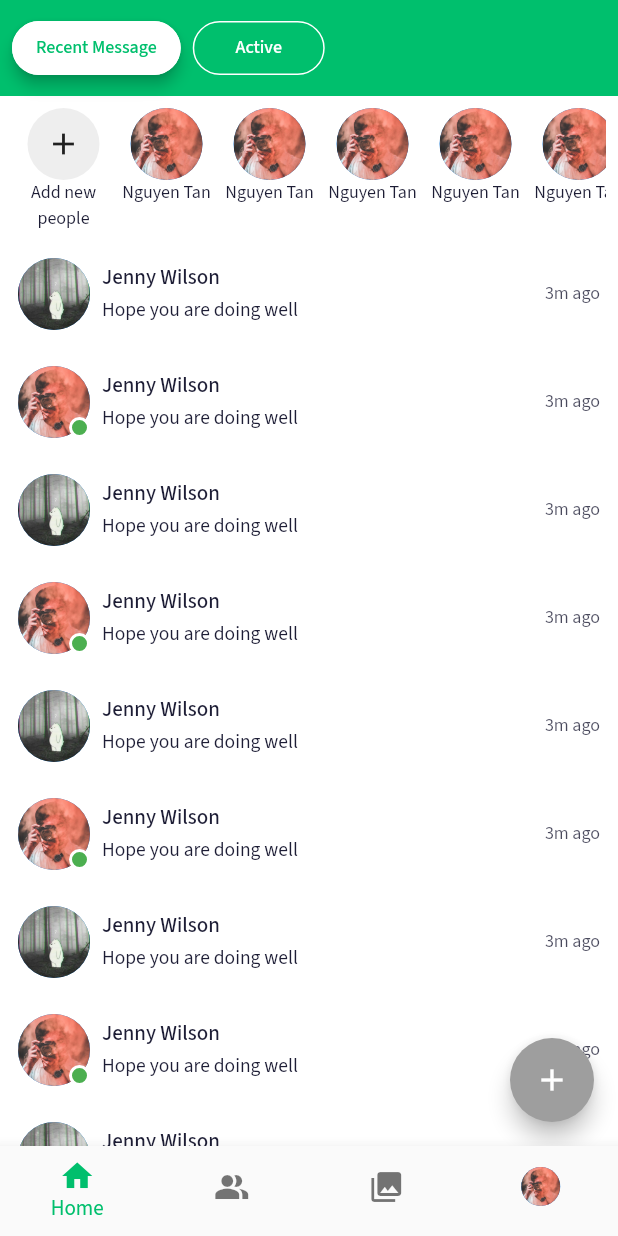
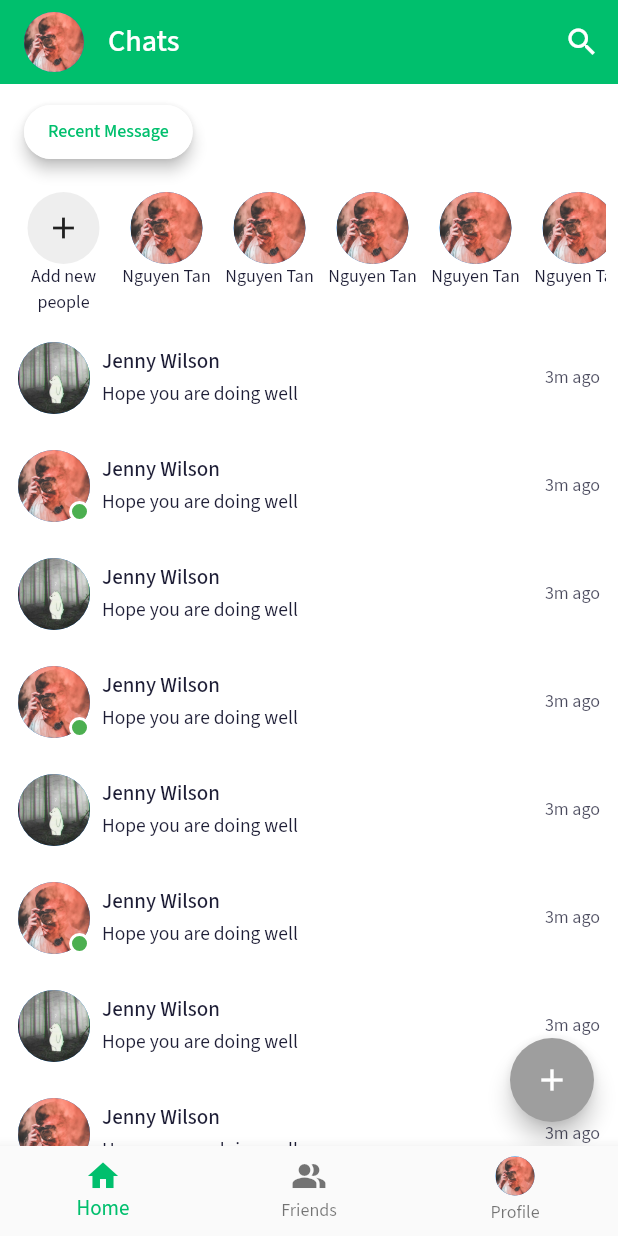
Before and after one commit to nguyentan2808/flutter-messenger-app, a Flutter app: the HomeScreen screen opened directly, on a phone screen of 412 x 824 dp. Run offline on Flutter 3.47's test engine with Material 2 defaults, Android fonts, the phone set to English and light mode, and no system bars; our stand-ins replace device_preview, flutter_svg, get, get_storage, google_fonts, image_picker; missing offline and left inert: custom_pop_up_menu; accounts and stored records are empty.

```diff
--- a/lib/langs/en.dart
+++ b/lib/langs/en.dart
@@ -1,3 +1,4 @@
 const Map<String, String> en = {
   'hello': 'Hello 123',
+  'languages': "Languages",
 };
--- a/lib/langs/vi.dart
+++ b/lib/langs/vi.dart
@@ -1,3 +1,4 @@
 const Map<String, String> vi = {
   'hello': 'Xin chào',
+  'languages': "Ngôn Ngữ",
 };
--- a/lib/screens/conversations/components/app_bar.dart
+++ b/lib/screens/conversations/components/app_bar.dart
@@ -1,4 +1,5 @@
 import 'package:flutter/material.dart';
+import 'package:lab6/constant.dart';
 
 import '../../../components/filled_outline_button.dart';
 
@@ -10,8 +11,9 @@ class CustomAppBar extends StatelessWidget {
   @override
   Widget build(BuildContext context) {
     return Container(
-      padding: const EdgeInsets.all(8),
-      color: Theme.of(context).primaryColor,
+      padding: const EdgeInsets.symmetric(
+          horizontal: kDefaultPadding, vertical: kDefaultPadding / 2),
+      color: Theme.of(context).scaffoldBackgroundColor,
       child: Row(children: [
         FillOutlineButton(press: () {}, text: "Recent Message"),
         const SizedBox(width: 8),
--- a/lib/screens/conversations/conversations.dart
+++ b/lib/screens/conversations/conversations.dart
@@ -1,12 +1,66 @@
+// import 'package:flutter/material.dart';
+// import 'package:get/get.dart';
+// import '../chat_detail/chat_detail_screen.dart';
+// import 'components/search_bar.dart';
+// import 'components/conversation.dart';
+// import 'components/horizontal_list.dart';
+
+// class Conversations extends StatelessWidget {
+//   const Conversations({Key? key}) : super(key: key);
+
+//   void handleOpenChatDetail() {
+//     Get.to(
+//       () => ChatDetailScreen(),
+//       transition: Transition.cupertinoDialog,
+//     );
+//   }
+
+//   @override
+//   Widget build(BuildContext context) {
+//     return Scaffold(
+//       floatingActionButton: FloatingActionButton(
+//         backgroundColor: Theme.of(context).primaryColor,
+//         onPressed: () {},
+//         child: const Icon(
+//           Icons.add,
+//           color: Colors.white,
+//         ),
+//       ),
+//       body: Column(
+//         children: [
+//           // const CustomAppBar(),
+//           Expanded(
+//             child: ListView.builder(
+//               itemCount: 20,
+//               itemBuilder: (context, index) => index == 0
+//                   ? Column(
+//                       children: const [
+//                         SearchBar(),
+//                         HorizontalList(),
+//                       ],
+//                     )
+//                   : Conversation(
+//                       onPress: () => handleOpenChatDetail(),
+//                       index: index,
+//                     ),
+//             ),
+//           )
+//         ],
+//       ),
+//     );
+//   }
+// }
+
 import 'package:flutter/material.dart';
 import 'package:get/get.dart';
 import '../chat_detail/chat_detail_screen.dart';
 import 'components/app_bar.dart';
 import 'components/conversation.dart';
 import 'components/horizontal_list.dart';
+import 'package:image_picker/image_picker.dart';
 
 class Conversations extends StatelessWidget {
-  const Conversations({Key? key}) : super(key: key);
+  Conversations({Key? key}) : super(key: key);
 
   void handleOpenChatDetail() {
     Get.to(
@@ -15,11 +69,18 @@ class Conversations extends StatelessWidget {
     );
   }
 
+  final ImagePicker _picker = ImagePicker();
+
   @override
   Widget build(BuildContext context) {
     return Scaffold(
       floatingActionButton: FloatingActionButton(
-        onPressed: () {},
+        onPressed: () async {
+          final XFile? image =
+              await _picker.pickImage(source: ImageSource.gallery);
+
+          debugPrint(image?.path.toString());
+        },
         child: const Icon(
           Icons.add,
           color: Colors.white,
--- a/lib/screens/home/components/bottom_navigation.dart
+++ b/lib/screens/home/components/bottom_navigation.dart
@@ -12,7 +12,7 @@ class BottomNavigation extends StatelessWidget {
   Widget build(BuildContext context) {
     return BottomNavigationBar(
       type: BottomNavigationBarType.fixed,
-      showUnselectedLabels: false,
+      // showUnselectedLabels: false,
       selectedItemColor: Theme.of(context).primaryColor,
       currentIndex: selectedIndex,
       onTap: handleChangeIndex,
@@ -25,10 +25,10 @@ class BottomNavigation extends StatelessWidget {
           icon: Icon(Icons.people_alt),
           label: 'Friends',
         ),
-        BottomNavigationBarItem(
-          icon: Icon(Icons.collections),
-          label: 'Story',
-        ),
+        // BottomNavigationBarItem(
+        //   icon: Icon(Icons.collections),
+        //   label: 'Story',
+        // ),
         BottomNavigationBarItem(
           icon: CircleAvatar(
             radius: 13,
--- a/lib/screens/home/home_screen.dart
+++ b/lib/screens/home/home_screen.dart
@@ -1,4 +1,5 @@
 import 'package:flutter/material.dart';
+import 'package:lab6/constant.dart';
 
 import '../Setting/setting_screen.dart';
 import '../conversations/conversations.dart';
@@ -7,9 +8,8 @@ import 'components/bottom_navigation.dart';
 class HomeScreen extends StatefulWidget {
   HomeScreen({Key? key}) : super(key: key);
   final List<Widget> tabs = [
-    const Conversations(),
+    Conversations(),
     const S2(),
-    const S3(),
     const SettingScreen()
   ];
 
@@ -28,13 +28,29 @@ class _HomeScreenState extends State<HomeScreen> {
 
   @override
   Widget build(BuildContext context) {
-    return SafeArea(
-      child: Scaffold(
-        body: widget.tabs[selectedIndex],
-        bottomNavigationBar: BottomNavigation(
-          handleChangeIndex: handleChangeIndex,
-          selectedIndex: selectedIndex,
+    return Scaffold(
+      appBar: AppBar(
+        automaticallyImplyLeading: false,
+        title: Row(
+          children: const [
+            Padding(
+              padding: EdgeInsets.symmetric(
+                vertical: kDefaultPadding / 2,
+              ),
+              child: CircleAvatar(
+                backgroundImage: AssetImage('assets/images/avatar.jpg'),
+              ),
+            ),
+            SizedBox(width: kDefaultPadding),
+            Text('Chats'),
+          ],
         ),
+        actions: [IconButton(onPressed: () {}, icon: const Icon(Icons.search))],
+      ),
+      body: SafeArea(child: widget.tabs[selectedIndex]),
+      bottomNavigationBar: BottomNavigation(
+        handleChangeIndex: handleChangeIndex,
+        selectedIndex: selectedIndex,
       ),
     );
   }
--- a/pubspec.yaml
+++ b/pubspec.yaml
@@ -41,6 +41,11 @@ dependencies:
   # The following adds the Cupertino Icons font to your application.
   # Use with the CupertinoIcons class for iOS style icons.
   cupertino_icons: ^1.0.2
+  camera: ^0.9.4+20
+  path: ^1.8.0
+  path_provider: ^2.0.9
+  image_picker: ^0.8.5
+  animated_splash_screen: ^1.2.0
 
 dev_dependencies:
   flutter_test:
```
Also changed, not shown: lib/screens/Setting/dark_mode.dart (+9 -3 lines), lib/screens/Setting/language_screen.dart (added, +86 -0 lines), lib/screens/Setting/setting_screen.dart (+70 -19 lines), lib/screens/conversations/components/search_bar.dart (added, +37 -0 lines), lib/services/i18n_service.dart (+10 -0 lines), pubspec.lock, 1 other file.
